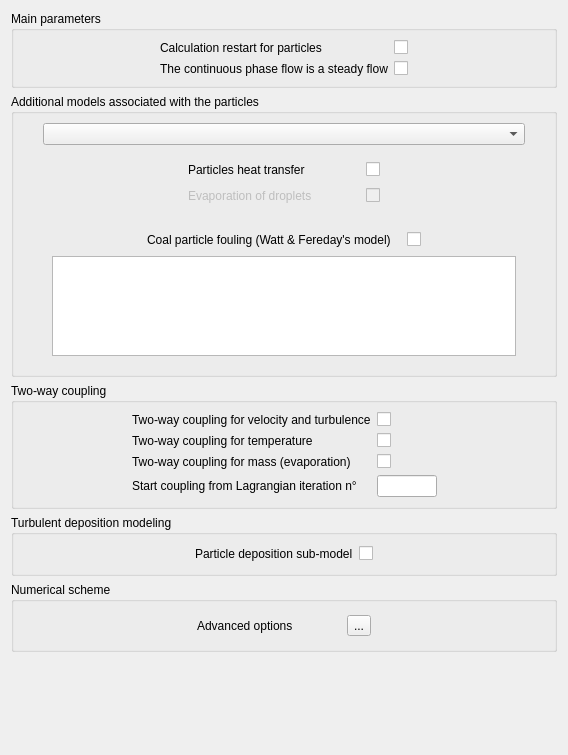
Before: the Qt Designer form gui/Pages/LagrangianForm.ui in code-saturne/code_saturne, drawn with Qt 5.
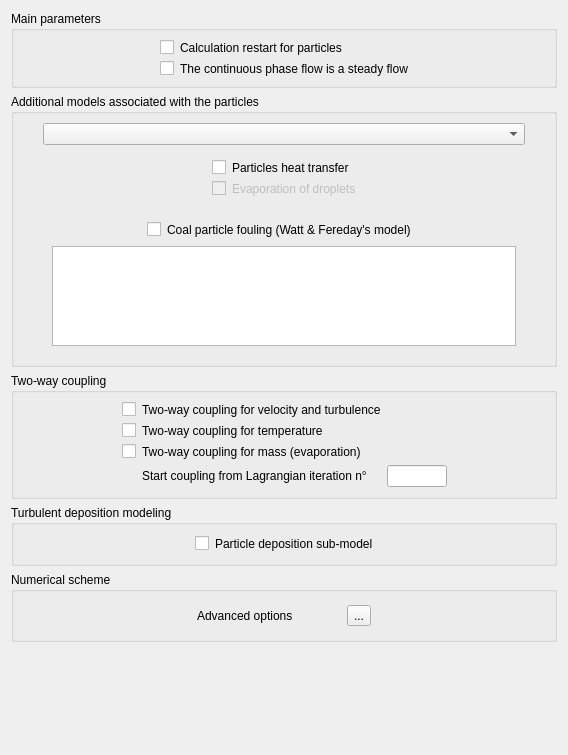
After: the same form once the commit is applied. Icons and pictures are not drawn.

What changed in the file:
```diff
--- a/gui/Pages/LagrangianForm.ui
+++ b/gui/Pages/LagrangianForm.ui
@@ -40,7 +40,7 @@
         </item>
         <item>
          <layout class="QGridLayout" name="gridLayout">
-          <item row="0" column="0">
+          <item row="0" column="1">
            <widget class="QLabel" name="labelISUILA">
             <property name="toolTip">
              <string>&lt;html&gt;&lt;head/&gt;&lt;body&gt;&lt;p&gt;&lt;span style=&quot; font-size:9pt;&quot;&gt;Activate or not the calculation restart for particles. The global calculation must also be a restart calculation. &lt;/span&gt;&lt;/p&gt;&lt;/body&gt;&lt;/html&gt;</string>
@@ -50,17 +50,7 @@
             </property>
            </widget>
           </item>
-          <item row="0" column="1">
-           <widget class="QCheckBox" name="checkBoxISUILA">
-            <property name="toolTip">
-             <string>&lt;html&gt;&lt;head/&gt;&lt;body&gt;&lt;p&gt;&lt;span style=&quot; font-size:9pt;&quot;&gt;Activate or not the calculation restart for particles. The global calculation must also be a restart calculation. &lt;/span&gt;&lt;/p&gt;&lt;/body&gt;&lt;/html&gt;</string>
-            </property>
-            <property name="text">
-             <string/>
-            </property>
-           </widget>
-          </item>
-          <item row="1" column="0">
+          <item row="1" column="1">
            <widget class="QLabel" name="labelISTTIO">
             <property name="toolTip">
              <string>&lt;html&gt;&lt;head/&gt;&lt;body&gt;&lt;p&gt;&lt;span style=&quot; font-size:9pt;&quot;&gt;Specify whether the continuous phase flow is steady or not.&lt;/span&gt;&lt;/p&gt;&lt;/body&gt;&lt;/html&gt;</string>
@@ -70,7 +60,17 @@
             </property>
            </widget>
           </item>
-          <item row="1" column="1">
+          <item row="0" column="0">
+           <widget class="QCheckBox" name="checkBoxISUILA">
+            <property name="toolTip">
+             <string>&lt;html&gt;&lt;head/&gt;&lt;body&gt;&lt;p&gt;&lt;span style=&quot; font-size:9pt;&quot;&gt;Activate or not the calculation restart for particles. The global calculation must also be a restart calculation. &lt;/span&gt;&lt;/p&gt;&lt;/body&gt;&lt;/html&gt;</string>
+            </property>
+            <property name="text">
+             <string/>
+            </property>
+           </widget>
+          </item>
+          <item row="1" column="0">
            <widget class="QCheckBox" name="checkBoxISTTIO">
             <property name="toolTip">
              <string>&lt;html&gt;&lt;head/&gt;&lt;body&gt;&lt;p&gt;&lt;span style=&quot; font-size:9pt;&quot;&gt;Specify whether the continuous phase flow is steady or not.&lt;/span&gt;&lt;/p&gt;&lt;/body&gt;&lt;/html&gt;</string>
@@ -153,7 +153,7 @@
              </item>
              <item>
               <layout class="QGridLayout" name="gridLayout_2">
-               <item row="0" column="0">
+               <item row="0" column="1">
                 <widget class="QLabel" name="labelITPVAR">
                  <property name="toolTip">
                   <string>&lt;html&gt;&lt;head/&gt;&lt;body&gt;&lt;p&gt;&lt;span style=&quot; font-size:9pt;&quot;&gt;Activate the particle heat transfer for an evolution equation on the particle temperature (in degrees Celsius). Useful only if there is a thermal scalar associated with the continuous phase.&lt;/span&gt;&lt;/p&gt;&lt;/body&gt;&lt;/html&gt;</string>
@@ -163,30 +163,7 @@
                  </property>
                 </widget>
                </item>
-               <item row="0" column="1">
-                <spacer>
-                 <property name="orientation">
-                  <enum>Qt::Horizontal</enum>
-                 </property>
-                 <property name="sizeHint" stdset="0">
-                  <size>
-                   <width>48</width>
-                   <height>20</height>
-                  </size>
-                 </property>
-                </spacer>
-               </item>
-               <item row="0" column="2">
-                <widget class="QCheckBox" name="checkBoxITPVAR">
-                 <property name="toolTip">
-                  <string>&lt;html&gt;&lt;head/&gt;&lt;body&gt;&lt;p&gt;&lt;span style=&quot; font-size:9pt;&quot;&gt;Activate the particle heat transfer for an evolution equation on the particle temperature (in degrees Celsius). Useful only if there is a thermal scalar associated with the continuous phase.&lt;/span&gt;&lt;/p&gt;&lt;/body&gt;&lt;/html&gt;</string>
-                 </property>
-                 <property name="text">
-                  <string/>
-                 </property>
-                </widget>
-               </item>
-               <item row="1" column="0">
+               <item row="1" column="1">
                 <widget class="QLabel" name="labelIMPVAR">
                  <property name="enabled">
                   <bool>false</bool>
@@ -199,20 +176,17 @@
                  </property>
                 </widget>
                </item>
-               <item row="1" column="1">
-                <spacer>
-                 <property name="orientation">
-                  <enum>Qt::Horizontal</enum>
+               <item row="0" column="0">
+                <widget class="QCheckBox" name="checkBoxITPVAR">
+                 <property name="toolTip">
+                  <string>&lt;html&gt;&lt;head/&gt;&lt;body&gt;&lt;p&gt;&lt;span style=&quot; font-size:9pt;&quot;&gt;Activate the particle heat transfer for an evolution equation on the particle temperature (in degrees Celsius). Useful only if there is a thermal scalar associated with the continuous phase.&lt;/span&gt;&lt;/p&gt;&lt;/body&gt;&lt;/html&gt;</string>
                  </property>
-                 <property name="sizeHint" stdset="0">
-                  <size>
-                   <width>41</width>
-                   <height>20</height>
-                  </size>
+                 <property name="text">
+                  <string/>
                  </property>
-                </spacer>
+                </widget>
                </item>
-               <item row="1" column="2">
+               <item row="1" column="0">
                 <widget class="QCheckBox" name="checkBoxIMPVAR">
                  <property name="enabled">
                   <bool>false</bool>
@@ -267,6 +241,16 @@
              </item>
              <item row="0" column="1">
               <layout class="QHBoxLayout" name="horizontalLayout_3">
+               <item>
+                <widget class="QCheckBox" name="checkBoxIENCRA">
+                 <property name="toolTip">
+                  <string>&lt;html&gt;&lt;head/&gt;&lt;body&gt;&lt;p&gt;&lt;span style=&quot; font-size:9pt;&quot;&gt;Activate or not the option of coal particle fouling. It is then necessary to specify the domain boundaries on which fouling may take place.&lt;/span&gt;&lt;/p&gt;&lt;/body&gt;&lt;/html&gt;</string>
+                 </property>
+                 <property name="text">
+                  <string/>
+                 </property>
+                </widget>
+               </item>
                <item>
                 <widget class="QLabel" name="labelIENCRA">
                  <property name="toolTip">
@@ -290,16 +274,6 @@
                  </property>
                 </spacer>
                </item>
-               <item>
-                <widget class="QCheckBox" name="checkBoxIENCRA">
-                 <property name="toolTip">
-                  <string>&lt;html&gt;&lt;head/&gt;&lt;body&gt;&lt;p&gt;&lt;span style=&quot; font-size:9pt;&quot;&gt;Activate or not the option of coal particle fouling. It is then necessary to specify the domain boundaries on which fouling may take place.&lt;/span&gt;&lt;/p&gt;&lt;/body&gt;&lt;/html&gt;</string>
-                 </property>
-                 <property name="text">
-                  <string/>
-                 </property>
-                </widget>
-               </item>
               </layout>
              </item>
              <item row="0" column="2">
@@ -370,7 +344,7 @@
         </item>
         <item>
          <layout class="QGridLayout" name="gridLayout_4">
-          <item row="0" column="0">
+          <item row="0" column="1">
            <widget class="QLabel" name="labelLTSDYN">
             <property name="toolTip">
              <string>&lt;html&gt;&lt;head/&gt;&lt;body&gt;&lt;p&gt;&lt;span style=&quot; font-size:9pt;&quot;&gt;Activate or not the the two-way coupling on the dynamics of the continuous phase.&lt;/span&gt;&lt;/p&gt;&lt;/body&gt;&lt;/html&gt;</string>
@@ -380,17 +354,7 @@
             </property>
            </widget>
           </item>
-          <item row="0" column="1">
-           <widget class="QCheckBox" name="checkBoxLTSDYN">
-            <property name="toolTip">
-             <string>&lt;html&gt;&lt;head/&gt;&lt;body&gt;&lt;p&gt;&lt;span style=&quot; font-size:9pt;&quot;&gt;Activate or not the the two-way coupling on the dynamics of the continuous phase.&lt;/span&gt;&lt;/p&gt;&lt;/body&gt;&lt;/html&gt;</string>
-            </property>
-            <property name="text">
-             <string/>
-            </property>
-           </widget>
-          </item>
-          <item row="1" column="0">
+          <item row="1" column="1">
            <widget class="QLabel" name="labelLTSTHE">
             <property name="toolTip">
              <string>&lt;html&gt;&lt;head/&gt;&lt;body&gt;&lt;p&gt;&lt;span style=&quot; font-size:9pt;&quot;&gt;Activate or not the the two-way coupling on temperature.&lt;/span&gt;&lt;/p&gt;&lt;/body&gt;&lt;/html&gt;</string>
@@ -400,27 +364,7 @@
             </property>
            </widget>
           </item>
-          <item row="1" column="1">
-           <widget class="QCheckBox" name="checkBoxLTSTHE">
-            <property name="toolTip">
-             <string>&lt;html&gt;&lt;head/&gt;&lt;body&gt;&lt;p&gt;&lt;span style=&quot; font-size:9pt;&quot;&gt;Activate or not the the two-way coupling on temperature.&lt;/span&gt;&lt;/p&gt;&lt;/body&gt;&lt;/html&gt;</string>
-            </property>
-            <property name="text">
-             <string/>
-            </property>
-           </widget>
-          </item>
-          <item row="2" column="1">
-           <widget class="QCheckBox" name="checkBoxLTSMAS">
-            <property name="toolTip">
-             <string>&lt;html&gt;&lt;head/&gt;&lt;body&gt;&lt;p&gt;&lt;span style=&quot; font-size:9pt;&quot;&gt;Activate or not the the two-way coupling on the mass.&lt;/span&gt;&lt;/p&gt;&lt;/body&gt;&lt;/html&gt;</string>
-            </property>
-            <property name="text">
-             <string/>
-            </property>
-           </widget>
-          </item>
-          <item row="3" column="0">
+          <item row="3" column="1">
            <widget class="QLabel" name="labelNSTITS">
             <property name="toolTip">
              <string>&lt;html&gt;&lt;head/&gt;&lt;body&gt;&lt;p&gt;&lt;span style=&quot; font-size:9pt;&quot;&gt;Specify the number of absolute time steps (including the restarts) after which a time-average of the two-way coupling source terms is calculated.&lt;/span&gt;&lt;/p&gt;&lt;/body&gt;&lt;/html&gt;</string>
@@ -430,7 +374,7 @@
             </property>
            </widget>
           </item>
-          <item row="3" column="1">
+          <item row="3" column="2">
            <widget class="QLineEdit" name="lineEditNSTITS">
             <property name="maximumSize">
              <size>
@@ -443,7 +387,7 @@
             </property>
            </widget>
           </item>
-          <item row="2" column="0">
+          <item row="2" column="1">
            <widget class="QLabel" name="labelLTSMAS">
             <property name="toolTip">
              <string>&lt;html&gt;&lt;head/&gt;&lt;body&gt;&lt;p&gt;&lt;span style=&quot; font-size:9pt;&quot;&gt;Activate or not the the two-way coupling on the mass.&lt;/span&gt;&lt;/p&gt;&lt;/body&gt;&lt;/html&gt;</string>
@@ -453,6 +397,36 @@
             </property>
            </widget>
           </item>
+          <item row="0" column="0">
+           <widget class="QCheckBox" name="checkBoxLTSDYN">
+            <property name="toolTip">
+             <string>&lt;html&gt;&lt;head/&gt;&lt;body&gt;&lt;p&gt;&lt;span style=&quot; font-size:9pt;&quot;&gt;Activate or not the the two-way coupling on the dynamics of the continuous phase.&lt;/span&gt;&lt;/p&gt;&lt;/body&gt;&lt;/html&gt;</string>
+            </property>
+            <property name="text">
+             <string/>
+            </property>
+           </widget>
+          </item>
+          <item row="1" column="0">
+           <widget class="QCheckBox" name="checkBoxLTSTHE">
+            <property name="toolTip">
+             <string>&lt;html&gt;&lt;head/&gt;&lt;body&gt;&lt;p&gt;&lt;span style=&quot; font-size:9pt;&quot;&gt;Activate or not the the two-way coupling on temperature.&lt;/span&gt;&lt;/p&gt;&lt;/body&gt;&lt;/html&gt;</string>
+            </property>
+            <property name="text">
+             <string/>
+            </property>
+           </widget>
+          </item>
+          <item row="2" column="0">
+           <widget class="QCheckBox" name="checkBoxLTSMAS">
+            <property name="toolTip">
+             <string>&lt;html&gt;&lt;head/&gt;&lt;body&gt;&lt;p&gt;&lt;span style=&quot; font-size:9pt;&quot;&gt;Activate or not the the two-way coupling on the mass.&lt;/span&gt;&lt;/p&gt;&lt;/body&gt;&lt;/html&gt;</string>
+            </property>
+            <property name="text">
+             <string/>
+            </property>
+           </widget>
+          </item>
          </layout>
         </item>
         <item>
@@ -495,7 +469,7 @@
         </item>
         <item>
          <layout class="QGridLayout" name="gridLayout_6">
-          <item row="0" column="0">
+          <item row="0" column="1">
            <widget class="QLabel" name="labelIENCRA_2">
             <property name="toolTip">
              <string>&lt;html&gt;&lt;head/&gt;&lt;body&gt;&lt;p&gt;&lt;span style=&quot; font-size:9pt;&quot;&gt;Activate or not the particle deposition sub-model.&lt;/span&gt;&lt;/p&gt;&lt;/body&gt;&lt;/html&gt;</string>
@@ -505,7 +479,7 @@
             </property>
            </widget>
           </item>
-          <item row="0" column="1">
+          <item row="0" column="0">
            <widget class="QCheckBox" name="checkBoxIDEPST">
             <property name="toolTip">
              <string>&lt;html&gt;&lt;head/&gt;&lt;body&gt;&lt;p&gt;&lt;span style=&quot; font-size:9pt;&quot;&gt;Activate or not the particle deposition sub-model.&lt;/span&gt;&lt;/p&gt;&lt;/body&gt;&lt;/html&gt;</string>
```
